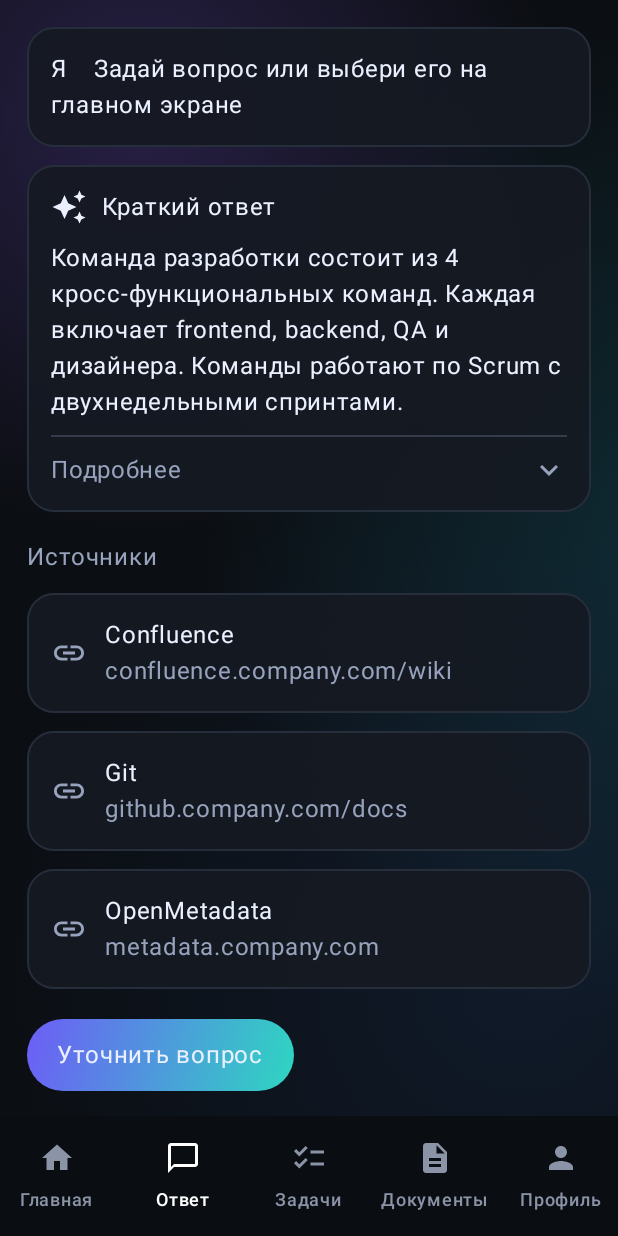
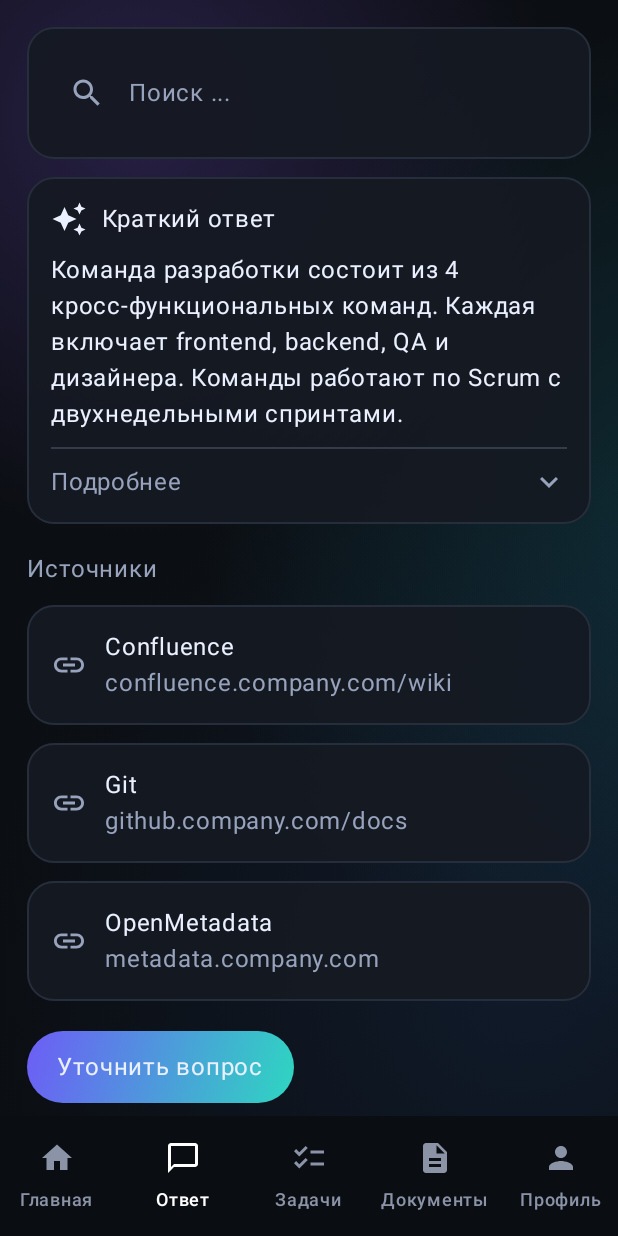
Before and after one commit to KOBRIjK/onboarding-app, an Android app built with Jetpack Compose: the AnswerScreen screen opened through its navigation route, on a phone screen of 412 x 824 dp. Run offline under Robolectric (Android 15) with nearby library versions, the phone set to English and light mode, and no system bars.

Commit message:
feat: Добавил переход на AnswerScreen из HomeScreen по поиску, добавил анимацию вращения у стрелки

```diff
--- a/app/src/main/java/com/example/darkonboarding/ui/navigation/AppNavHost.kt
+++ b/app/src/main/java/com/example/darkonboarding/ui/navigation/AppNavHost.kt
@@ -33,6 +33,11 @@ fun AppNavHost(
                     navController.navigate(
                         Route.Answer.createRoute(question)
                     )
+                },
+                onSearchClick = {
+                    navController.navigate(
+                        Route.Answer.value
+                    )
                 }
             )
         }
@@ -40,7 +45,7 @@ fun AppNavHost(
         // ───────── ANSWER (из BottomBar) ─────────
         composable(Route.Answer.value) {
             AnswerScreen(
-                question = "Задай вопрос или выбери его на главном экране"
+                question = ""
             )
         }
 
--- a/app/src/main/java/com/example/darkonboarding/ui/screens/answer/AnswerScreen.kt
+++ b/app/src/main/java/com/example/darkonboarding/ui/screens/answer/AnswerScreen.kt
@@ -1,6 +1,9 @@
 package com.example.darkonboarding.ui.screens.answer
 
 import androidx.compose.animation.AnimatedVisibility
+import androidx.compose.animation.core.FastOutSlowInEasing
+import androidx.compose.animation.core.animateFloatAsState
+import androidx.compose.animation.core.tween
 import androidx.compose.foundation.clickable
 import androidx.compose.foundation.layout.Arrangement
 import androidx.compose.foundation.layout.Column
@@ -17,9 +20,11 @@ import androidx.compose.material.icons.Icons
 import androidx.compose.material.icons.filled.AutoAwesome
 import androidx.compose.material.icons.filled.ExpandMore
 import androidx.compose.material.icons.filled.Link
+import androidx.compose.material.icons.filled.Search
 import androidx.compose.material3.Divider
 import androidx.compose.material3.Icon
 import androidx.compose.material3.Text
+import androidx.compose.material3.TextFieldDefaults
 import androidx.compose.runtime.Composable
 import androidx.compose.runtime.getValue
 import androidx.compose.runtime.mutableStateOf
@@ -32,7 +37,12 @@ import com.example.darkonboarding.ui.components.GlassCard
 import com.example.darkonboarding.ui.components.GradientPillButton
 import com.example.darkonboarding.ui.theme.TextPrimary
 import com.example.darkonboarding.ui.theme.TextSecondary
+import androidx.compose.material3.ExperimentalMaterial3Api
+import androidx.compose.material3.TextField
+import androidx.compose.ui.draw.rotate
+import androidx.compose.ui.graphics.Color
 
+@OptIn(ExperimentalMaterial3Api::class)
 @Composable
 fun AnswerScreen(
     question: String
@@ -54,9 +64,34 @@ fun AnswerScreen(
         // ───────────── ВОПРОС ─────────────
         item {
             GlassCard(padding = PaddingValues(16.dp)) {
-                Text(
-                    text = "Я    $question",
-                    color = TextPrimary
+                var query by remember { mutableStateOf(question) }
+
+                TextField(
+                    value = query,
+                    onValueChange = { query = it },
+                    placeholder = { Text(text = "Поиск ...", color = TextSecondary) },
+                    singleLine = true,
+                    modifier = Modifier.fillMaxWidth(),
+                    leadingIcon = {
+                        Icon(Icons.Default.Search, contentDescription = null, tint = TextSecondary)
+                    },
+                    colors = TextFieldDefaults.colors(
+                        focusedTextColor = Color.White,
+                        unfocusedTextColor = Color.White,
+
+                        focusedContainerColor = Color.Transparent,
+                        unfocusedContainerColor = Color.Transparent,
+                        focusedIndicatorColor = Color.Transparent,
+                        unfocusedIndicatorColor = Color.Transparent,
+
+                        focusedLeadingIconColor = Color.White.copy(alpha = 0.6f),
+                        unfocusedLeadingIconColor = Color.White.copy(alpha = 0.6f),
+
+                        focusedPlaceholderColor = Color.White.copy(alpha = 0.6f),
+                        unfocusedPlaceholderColor = Color.White.copy(alpha = 0.6f),
+
+                        cursorColor = Color.White.copy(alpha = 0.6f),
+                    )
                 )
             }
         }
@@ -85,6 +120,12 @@ fun AnswerScreen(
 
                     Divider(color = TextSecondary.copy(alpha = 0.25f))
 
+                    val rotation by animateFloatAsState(
+                        targetValue = if (expanded) 180f else 0f,
+                        animationSpec = tween(durationMillis = 200, easing = FastOutSlowInEasing),
+                        label = "expand_rotation"
+                    )
+
                     Row(
                         modifier = Modifier
                             .fillMaxWidth()
@@ -93,10 +134,13 @@ fun AnswerScreen(
                         horizontalArrangement = Arrangement.SpaceBetween
                     ) {
                         Text("Подробнее", color = TextSecondary)
+
+
                         Icon(
                             Icons.Default.ExpandMore,
                             contentDescription = null,
-                            tint = TextSecondary
+                            tint = TextSecondary,
+                            modifier = Modifier.rotate(rotation)
                         )
                     }
 
@@ -146,7 +190,7 @@ fun AnswerScreen(
             Spacer(Modifier.height(8.dp))
             GradientPillButton(
                 text = "Уточнить вопрос",
-                onClick = { /* TODO */ }
+                onClick = { /* TODO Добавить поиск по кнопке (продумать интеграцию с RAG API) */ }
             )
         }
     }
```
